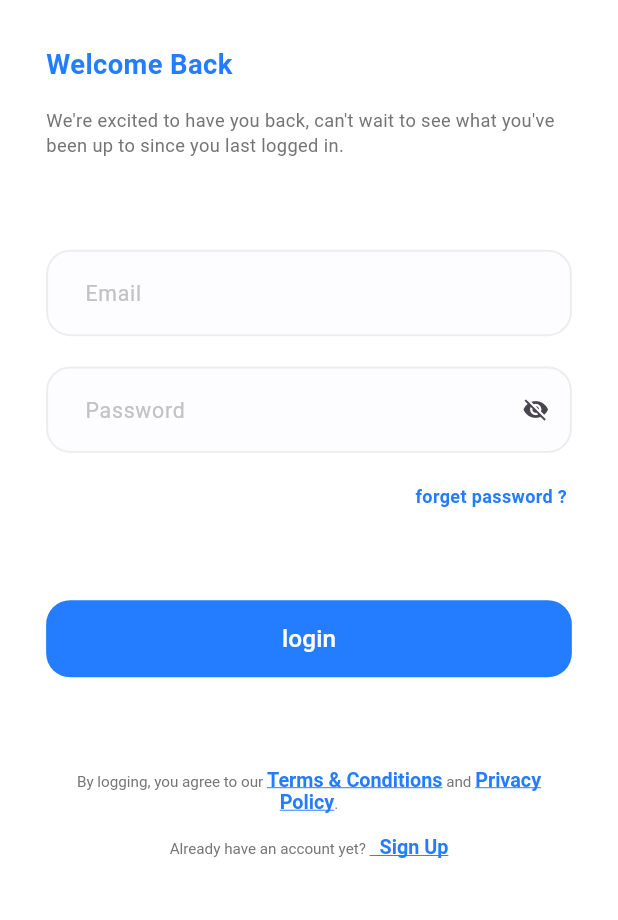
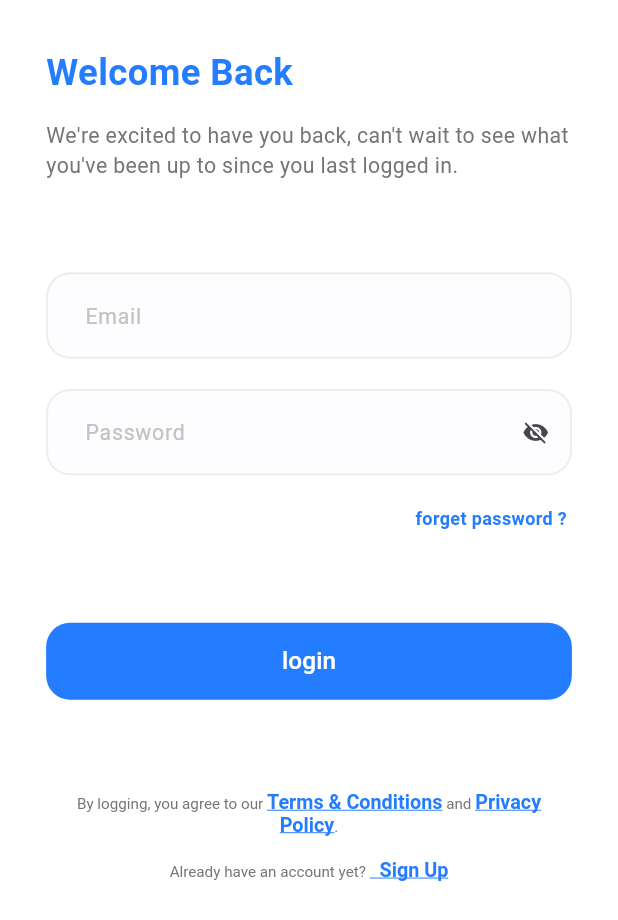
Before and after one commit to ahmed-elmaghwry/DocDoc, a Flutter app: the screen it shows after launch, after a tap on "Get Started", on a phone screen of 412 x 824 dp. Shown: the top 920 px of the screen. Run offline on Flutter 3.47's test engine with Material 3 defaults, Android fonts, the phone set to English and light mode, and no system bars; our stand-ins replace dio, flutter_bloc, flutter_screenutil, flutter_svg, freezed_annotation, get_it and 2 more; generated files the repository leaves out were written again.

```diff
--- a/lib/core/di/dependency_injection.dart
+++ b/lib/core/di/dependency_injection.dart
@@ -1,20 +1,19 @@
-// import 'package:DocDoc/core/networking/api_service.dart';
-// import 'package:DocDoc/core/networking/dio_factory.dart';
-// import 'package:DocDoc/features/login/data/repo/login_repo_impl.dart';
-// import 'package:dio/dio.dart';
-// import 'package:get_it/get_it.dart';
-//
-// import '../../features/login/domain/repo/login_repo.dart';
-// import '../../features/login/presentation/cubit/login_cubit.dart';
-//
-//
-// final getIt = GetIt.instance;
-// Future<void> setupGetIt() async {
-//   // Dio & ApiService
-//   Dio dio = DioFactory.getDio();
-//   getIt.registerLazySingleton<ApiService>(() => ApiService(dio));
-//   // loginRepo  & ApiService
-//   getIt.registerLazySingleton<LoginRepo>(() => LoginRepoImpl(getIt()));
-//   getIt.registerLazySingleton<LoginCubit>(() => LoginCubit(getIt()));
-// }
-//
+import 'package:dio/dio.dart';
+import 'package:get_it/get_it.dart';
+import '../../features/login/data/repo/login_repo_impl.dart';
+import '../../features/login/domain/repo/login_repo.dart';
+import '../../features/login/presentation/cubit/login_cubit.dart';
+import '../networking/api_service.dart';
+import '../networking/dio_factory.dart';
+
+final getIt = GetIt.instance;
+Future<void> setupGetIt() async {
+
+  ///TODO: Dio & ApiService
+  Dio dio = DioFactory.getDio();
+  getIt.registerLazySingleton<ApiService>(() => ApiService(dio));
+  ///TODO: loginRepo  & ApiService
+  getIt.registerLazySingleton<LoginRepo>(() => LoginRepoImpl(getIt()));
+  getIt.registerLazySingleton<LoginCubit>(() => LoginCubit(getIt()));
+
+}
--- a/lib/core/utils/app_text_styles.dart
+++ b/lib/core/utils/app_text_styles.dart
@@ -1,8 +1,8 @@
 import 'package:flutter/material.dart';
 import 'package:flutter_screenutil/flutter_screenutil.dart';
 
-import 'app_colors.dart';
-import 'font_weight_helper.dart';
+import '../theming/app_colors.dart';
+import '../theming/font_weight_helper.dart';
 
 abstract class AppTextStyles {
   static TextStyle font24BlackBold = TextStyle(
--- a/lib/core/widgets/app_custom_button.dart
+++ b/lib/core/widgets/app_custom_button.dart
@@ -1,7 +1,7 @@
  import 'package:flutter/material.dart';
 import 'package:flutter_screenutil/flutter_screenutil.dart';
+import '../theming/app_colors.dart';
 
-import '../utils/app_colors.dart';
 
 class AppCustomButton extends StatelessWidget {
   final double? borderRadius;
--- a/lib/core/widgets/app_text_form_field.dart
+++ b/lib/core/widgets/app_text_form_field.dart
@@ -1,7 +1,5 @@
  import 'package:flutter/material.dart';
-import 'package:flutter_screenutil/flutter_screenutil.dart';
-
-import '../utils/app_colors.dart';
+import 'package:flutter_screenutil/flutter_screenutil.dart';import '../theming/app_colors.dart';
 import '../utils/app_text_styles.dart';
 
 class AppTextFormField extends StatelessWidget {
--- a/lib/core/widgets/custom_button.dart
+++ b/lib/core/widgets/custom_button.dart
@@ -1,8 +1,7 @@
 import 'package:flutter/cupertino.dart';
 import 'package:flutter/material.dart';
 import 'package:flutter_screenutil/flutter_screenutil.dart';
-
-import '../utils/app_colors.dart';
+import '../theming/app_colors.dart';
 import '../utils/app_text_styles.dart';
 
 
--- a/lib/doc_doc_app.dart
+++ b/lib/doc_doc_app.dart
@@ -2,7 +2,8 @@ import 'package:flutter/material.dart';
 import 'package:flutter_screenutil/flutter_screenutil.dart';
 import 'core/routing/app_router.dart';
 import 'core/routing/routes.dart';
-import 'core/utils/app_colors.dart';
+import 'core/theming/app_colors.dart';
+
 
 class DocDocApp extends StatelessWidget {
   const DocDocApp({super.key, required this.appRouter});
--- a/lib/features/login/presentation/body/login_view_body.dart
+++ b/lib/features/login/presentation/body/login_view_body.dart
@@ -9,46 +9,31 @@ import '../../../../core/utils/app_text_styles.dart';
 import '../../../../core/widgets/app_custom_button.dart';
 import '../widgets/section_form_field_email_and_password.dart';
 
-class LoginViewBody extends StatefulWidget {
-  const LoginViewBody({super.key});
-
-  @override
-  State<LoginViewBody> createState() => _LoginViewBodyState();
-}
-
-class _LoginViewBodyState extends State<LoginViewBody> {
-  final formKey = GlobalKey<FormState>();
+class LoginViewBody extends StatelessWidget{
+   const LoginViewBody({super.key});
 
   @override
   Widget build(BuildContext context) {
     return SingleChildScrollView(
       child: Padding(
-        padding:   EdgeInsets.symmetric(horizontal: 28.w),
+        padding: EdgeInsets.symmetric(horizontal: 28.w),
         child: Column(
           children: [
             SectionTopText(),
             heightSpace(60),
-            SectionFormFieldEmailAndPassword(
-              formKey: formKey,
-            ),
+            SectionFormFieldEmailAndPassword(),
             heightSpace(60),
             AppCustomButton(
               buttonText: 'login',
               textStyle: AppTextStyles.font16WhiteMedium,
               onPressed: () {
-
-                if (formKey.currentState!.validate()) {
-
-                  print('Form is valid');
-
-                }
+                // if (formKey.currentState!.validate()) {
+                //   print('Form is valid');
+                // }
               },
             ),
-
             heightSpace(60),
             TermsAndPrivacyText(),
-
-
           ],
         ),
       ),
--- a/lib/features/login/presentation/login_view.dart
+++ b/lib/features/login/presentation/login_view.dart
@@ -10,9 +10,13 @@ class LoginView extends StatelessWidget {
 
   @override
   Widget build(BuildContext context) {
-    return   SafeArea(
+    return SafeArea(
         child: Scaffold(
-          body: LoginViewBody(),
+          ///TODO: BlocProvider for LoginCubit
+          body: BlocProvider(
+            create: (context) => getIt<LoginCubit>(),
+            child: LoginViewBody(),
+          ),
         ));
   }
 }
--- a/lib/features/login/presentation/widgets/section_form_field_email_and_password.dart
+++ b/lib/features/login/presentation/widgets/section_form_field_email_and_password.dart
@@ -1,16 +1,15 @@
 import 'package:docdoc/core/helpers/spacing.dart';
 import 'package:flutter/cupertino.dart';
 import 'package:flutter/material.dart';
+import 'package:flutter_bloc/flutter_bloc.dart';
 
 import '../../../../core/utils/app_strings.dart';
 import '../../../../core/utils/app_text_styles.dart';
 import '../../../../core/widgets/app_text_form_field.dart';
+import '../cubit/login_cubit.dart';
 
 class SectionFormFieldEmailAndPassword extends StatefulWidget {
-  final GlobalKey<FormState> formKey;
-
   const SectionFormFieldEmailAndPassword({
-    required this.formKey,
     super.key,
   });
 
@@ -22,19 +21,32 @@ class SectionFormFieldEmailAndPassword extends StatefulWidget {
 class _SectionFormFieldEmailAndPasswordState
     extends State<SectionFormFieldEmailAndPassword> {
   bool isObscure = true;
-  TextEditingController emailController = TextEditingController();
-  TextEditingController passwordController = TextEditingController();
+  late TextEditingController emailController;
+
+  late TextEditingController passwordController;
+
+  // TODO: عاوز ابقي اجرب اشيل ال initstate
+  @override
+  void initState() {
+    // TODO: اول لما الشاشه تفتح
+
+    emailController = context.read<LoginCubit>().emailController;
+    passwordController = context.read<LoginCubit>().passwordController;
+
+    super.initState();
+  }
 
   @override
   Widget build(BuildContext context) {
     return Form(
-      key: widget.formKey,
+      // TODO: هنا الفورم كي بتاعي بجيبه من الكيوبت بتاعي
+      key: context.read<LoginCubit>().formKey,
       child: Column(
         mainAxisAlignment: MainAxisAlignment.start,
         crossAxisAlignment: CrossAxisAlignment.end,
         children: [
           AppTextFormField(
-            controller: emailController,
+            controller: context.read<LoginCubit>().emailController,
             hintText: 'Email',
             validator: (value) {
               if (value == null || value.isEmpty) {
@@ -51,7 +63,7 @@ class _SectionFormFieldEmailAndPasswordState
           ),
           heightSpace(20),
           AppTextFormField(
-            controller: passwordController,
+            controller: context.read<LoginCubit>().passwordController,
             suffixIcon: GestureDetector(
               onTap: () {
                 setState(() {
--- a/lib/features/login/presentation/widgets/section_top_text.dart
+++ b/lib/features/login/presentation/widgets/section_top_text.dart
@@ -19,12 +19,12 @@ class SectionTopText extends StatelessWidget {
         heightSpace(30),
         Text(
           AppStrings.welcomeBack,
-          style: AppTextStyles.font18BlueBold,
+          style: AppTextStyles.font24BlueBold,
         ),
         heightSpace(15),
         Text(
           AppStrings.weAreExcited,
-          style: AppTextStyles.font12GrayRegular,
+          style: AppTextStyles.font14GrayRegular,
         ),
       ],
     );
--- a/lib/main.dart
+++ b/lib/main.dart
@@ -1,9 +1,17 @@
- import 'package:flutter/material.dart';
+import 'package:flutter/material.dart';
 
+import 'core/di/dependency_injection.dart';
 import 'core/routing/app_router.dart';
 import 'doc_doc_app.dart';
+
 // /
 //   */*/*/*/*/*/*/*//*/*/*/*/**/*/*/*/**/*/*//*/*/*/*/*/*/*/*/*/*/*/*/*/*/*
 void main() {
-  runApp(  DocDocApp(appRouter:  AppRouter(),));
+  /// TODO : dependency injection
+  setupGetIt();
+  /// TODO : Run App
+  runApp(DocDocApp(
+    /// TODO : Route App manager
+    appRouter: AppRouter(),
+  ));
 }
```
Also changed, not shown: lib/core/networking/api_service.dart (+19 -17 lines), lib/features/login/data/repo/login_repo_impl.dart (+25 -25 lines), lib/features/login/presentation/cubit/login_cubit.dart (+19 -13 lines), lib/core/networking/api_error_model.dart (line endings or trailing spaces), lib/core/networking/api_service.g.dart, lib/core/theming/app_colors.dart (renamed from lib/core/utils/app_colors.dart), lib/core/theming/font_weight_helper.dart (renamed from lib/core/utils/font_weight_helper.dart).
